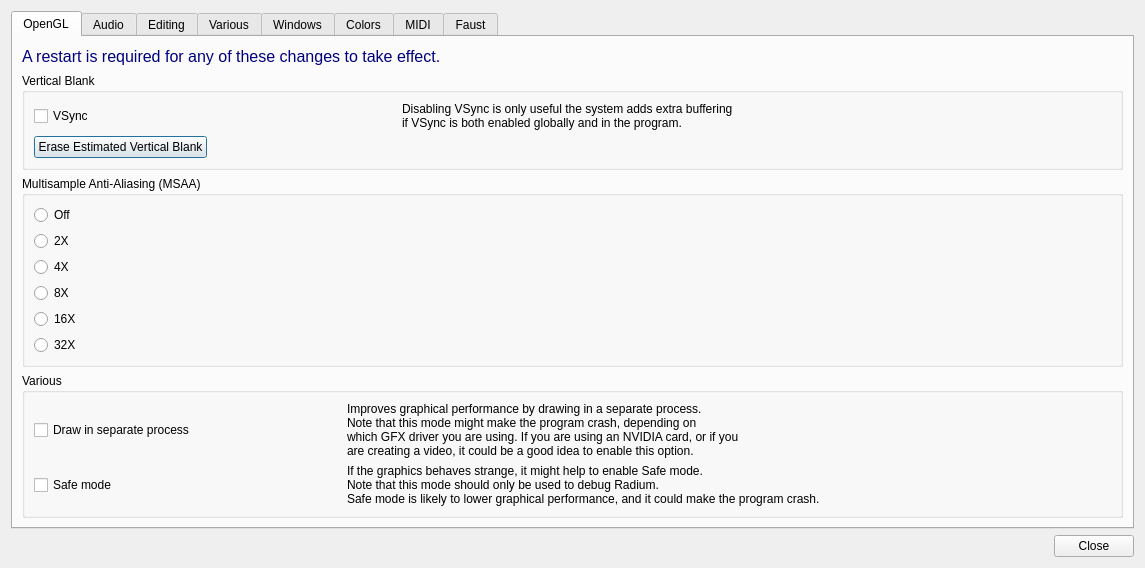
The window that Qt/qt4_preferences.ui (kmatheussen/radium) describes before a commit, drawn with Qt 5.
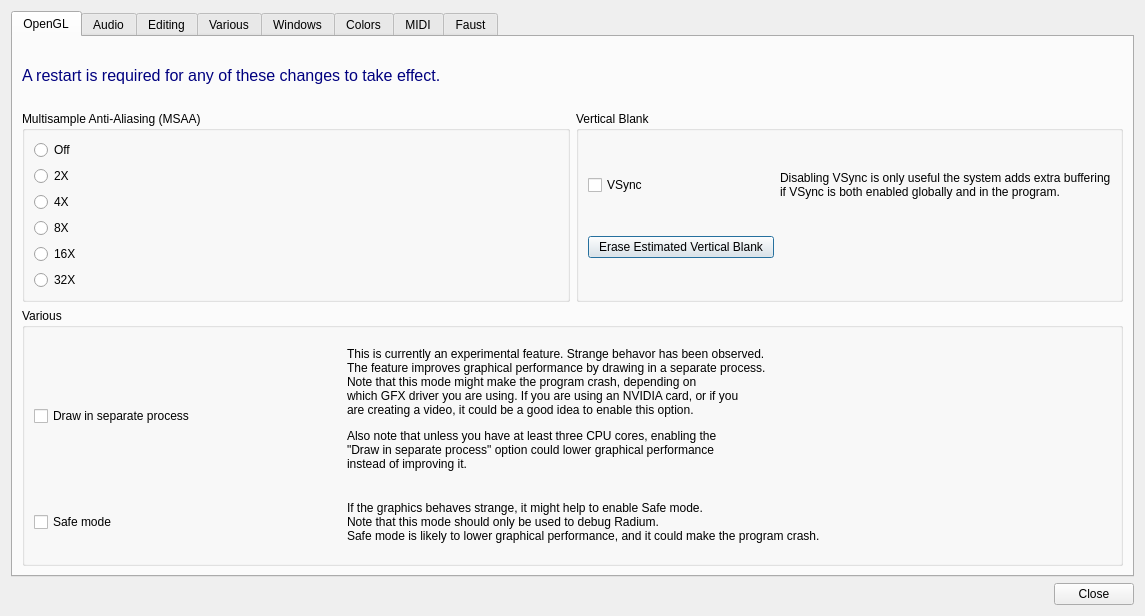
The same window after the commit.

Commit message: Turn off drawing in separate process by default also for NVIDIA card. Strange rendering and memory leak under intel/windows.

What changed in the file:
```diff
--- a/Qt/qt4_preferences.ui
+++ b/Qt/qt4_preferences.ui
@@ -7,7 +7,7 @@
     <x>0</x>
     <y>0</y>
     <width>1145</width>
-    <height>562</height>
+    <height>616</height>
    </rect>
   </property>
   <property name="windowTitle">
@@ -29,7 +29,7 @@
       <attribute name="title">
        <string>OpenGL</string>
       </attribute>
-      <layout class="QVBoxLayout" name="verticalLayout_2" stretch="0,0,0,1,1,1">
+      <layout class="QVBoxLayout" name="verticalLayout_2" stretch="0,0,0,0,1">
        <item>
         <spacer name="verticalSpacer">
          <property name="orientation">
@@ -67,86 +67,7 @@
         </spacer>
        </item>
        <item>
-        <widget class="QGroupBox" name="horizontalGroupBox">
-         <property name="title">
-          <string>Vertical Blank</string>
-         </property>
-         <layout class="QGridLayout" name="gridLayout_5">
-          <item row="0" column="3">
-           <spacer name="horizontalSpacer_11">
-            <property name="orientation">
-             <enum>Qt::Horizontal</enum>
-            </property>
-            <property name="sizeHint" stdset="0">
-             <size>
-              <width>40</width>
-              <height>20</height>
-             </size>
-            </property>
-           </spacer>
-          </item>
-          <item row="0" column="4">
-           <spacer name="horizontalSpacer_13">
-            <property name="orientation">
-             <enum>Qt::Horizontal</enum>
-            </property>
-            <property name="sizeHint" stdset="0">
-             <size>
-              <width>40</width>
-              <height>20</height>
-             </size>
-            </property>
-           </spacer>
-          </item>
-          <item row="1" column="0">
-           <widget class="QPushButton" name="eraseEstimatedVBlankInterval">
-            <property name="toolTip">
-             <string>&lt;html&gt;&lt;head/&gt;&lt;body&gt;&lt;p&gt;&lt;br/&gt;&lt;/p&gt;&lt;p&gt;If you change the refresh rate of your monitor (for instance from 60 hz from 120 hz), you need to erase the estimated value to avoid somewhat jumpy scrolling.&lt;br/&gt;&lt;/p&gt;&lt;p&gt;This value does not have to be 100% accurate. If your monitor has a refresh rate of 60 hz, and the estimated refresh rate is 59.9 hz, that's perfectly fine. The usage of the value is interpolated, so it's not possible to notice minor inaccuracies. In addition, the estimated value is timed using the audio clock and not the graphics clock, and therefore the estimated value could theoretically be 100% correct, even though it doesn't say 60 hz)&lt;/p&gt;&lt;p&gt;&lt;br/&gt;&lt;/p&gt;&lt;/body&gt;&lt;/html&gt;</string>
-            </property>
-            <property name="text">
-             <string>Erase Estimated Vertical Blank</string>
-            </property>
-           </widget>
-          </item>
-          <item row="0" column="0">
-           <widget class="QCheckBox" name="vsyncOnoff">
-            <property name="enabled">
-             <bool>true</bool>
-            </property>
-            <property name="toolTip">
-             <string>&lt;html&gt;&lt;head/&gt;&lt;body&gt;&lt;p&gt;&lt;span style=&quot; font-size:9pt;&quot;&gt;Whether to synchronize on Vertibal Blank&lt;/span&gt;&lt;/p&gt;&lt;p&gt;&lt;br/&gt;&lt;/p&gt;&lt;p&gt;&lt;span style=&quot; font-size:9pt;&quot;&gt;Normally, it doesn't make sense to turn off this option.&lt;/span&gt;&lt;/p&gt;&lt;p&gt;&lt;span style=&quot; font-size:9pt;&quot;&gt;However, if using Linux with an Intel or AMD GFX chip, the &lt;/span&gt;&lt;/p&gt;&lt;p&gt;&lt;span style=&quot; font-size:9pt;&quot;&gt;performance can be increased significantly by unchecking&lt;/span&gt;&lt;/p&gt;&lt;p&gt;&lt;span style=&quot; font-size:9pt;&quot;&gt;this option. If using an AMD Chip on Linux, it could also seem&lt;/span&gt;&lt;/p&gt;&lt;p&gt;&lt;span style=&quot; font-size:9pt;&quot;&gt;like the driver becomes more stable if vsync is turned OFF.&lt;/span&gt;&lt;/p&gt;&lt;/body&gt;&lt;/html&gt;</string>
-            </property>
-            <property name="statusTip">
-             <string/>
-            </property>
-            <property name="text">
-             <string>VSync</string>
-            </property>
-           </widget>
-          </item>
-          <item row="0" column="2">
-           <widget class="QLabel" name="label_11">
-            <property name="text">
-             <string>&lt;html&gt;&lt;head/&gt;&lt;body&gt;&lt;span style=&quot; color:#000000;&quot;&gt;Disabling VSync is only useful the system adds extra buffering&lt;br&gt; if VSync is both enabled globally and in the program.&lt;/span&gt;&lt;/body&gt;&lt;/html&gt;</string>
-            </property>
-           </widget>
-          </item>
-          <item row="0" column="1">
-           <spacer name="horizontalSpacer_12">
-            <property name="orientation">
-             <enum>Qt::Horizontal</enum>
-            </property>
-            <property name="sizeHint" stdset="0">
-             <size>
-              <width>40</width>
-              <height>20</height>
-             </size>
-            </property>
-           </spacer>
-          </item>
-         </layout>
-        </widget>
-       </item>
+        <layout class="QHBoxLayout" name="horizontalLayout_2">
        <item>
         <widget class="QGroupBox" name="mmagroup">
          <property name="toolTip">
@@ -202,6 +123,50 @@
         </widget>
        </item>
        <item>
+          <widget class="QGroupBox" name="horizontalGroupBox">
+           <property name="title">
+            <string>Vertical Blank</string>
+           </property>
+           <layout class="QGridLayout" name="gridLayout_5">
+            <item row="1" column="0">
+             <widget class="QPushButton" name="eraseEstimatedVBlankInterval">
+              <property name="toolTip">
+               <string>&lt;html&gt;&lt;head/&gt;&lt;body&gt;&lt;p&gt;&lt;br/&gt;&lt;/p&gt;&lt;p&gt;If you change the refresh rate of your monitor (for instance from 60 hz from 120 hz), you need to erase the estimated value to avoid somewhat jumpy scrolling.&lt;br/&gt;&lt;/p&gt;&lt;p&gt;This value does not have to be 100% accurate. If your monitor has a refresh rate of 60 hz, and the estimated refresh rate is 59.9 hz, that's perfectly fine. The usage of the value is interpolated, so it's not possible to notice minor inaccuracies. In addition, the estimated value is timed using the audio clock and not the graphics clock, and therefore the estimated value could theoretically be 100% correct, even though it doesn't say 60 hz)&lt;/p&gt;&lt;p&gt;&lt;br/&gt;&lt;/p&gt;&lt;/body&gt;&lt;/html&gt;</string>
+              </property>
+              <property name="text">
+               <string>Erase Estimated Vertical Blank</string>
+              </property>
+             </widget>
+            </item>
+            <item row="0" column="0">
+             <widget class="QCheckBox" name="vsyncOnoff">
+              <property name="enabled">
+               <bool>true</bool>
+              </property>
+              <property name="toolTip">
+               <string>&lt;html&gt;&lt;head/&gt;&lt;body&gt;&lt;p&gt;&lt;span style=&quot; font-size:9pt;&quot;&gt;Whether to synchronize on Vertibal Blank&lt;/span&gt;&lt;/p&gt;&lt;p&gt;&lt;br/&gt;&lt;/p&gt;&lt;p&gt;&lt;span style=&quot; font-size:9pt;&quot;&gt;Normally, it doesn't make sense to turn off this option.&lt;/span&gt;&lt;/p&gt;&lt;p&gt;&lt;span style=&quot; font-size:9pt;&quot;&gt;However, if using Linux with an Intel or AMD GFX chip, the &lt;/span&gt;&lt;/p&gt;&lt;p&gt;&lt;span style=&quot; font-size:9pt;&quot;&gt;performance can be increased significantly by unchecking&lt;/span&gt;&lt;/p&gt;&lt;p&gt;&lt;span style=&quot; font-size:9pt;&quot;&gt;this option. If using an AMD Chip on Linux, it could also seem&lt;/span&gt;&lt;/p&gt;&lt;p&gt;&lt;span style=&quot; font-size:9pt;&quot;&gt;like the driver becomes more stable if vsync is turned OFF.&lt;/span&gt;&lt;/p&gt;&lt;/body&gt;&lt;/html&gt;</string>
+              </property>
+              <property name="statusTip">
+               <string/>
+              </property>
+              <property name="text">
+               <string>VSync</string>
+              </property>
+             </widget>
+            </item>
+            <item row="0" column="1">
+             <widget class="QLabel" name="label_11">
+              <property name="text">
+               <string>&lt;html&gt;&lt;head/&gt;&lt;body&gt;&lt;span style=&quot; color:#000000;&quot;&gt;Disabling VSync is only useful the system adds extra buffering&lt;br&gt; if VSync is both enabled globally and in the program.&lt;/span&gt;&lt;/body&gt;&lt;/html&gt;</string>
+              </property>
+             </widget>
+            </item>
+           </layout>
+          </widget>
+         </item>
+        </layout>
+       </item>
+       <item>
         <widget class="QGroupBox" name="horizontalGroupBox_2">
          <property name="title">
           <string>Various</string>
@@ -304,7 +269,7 @@
           <item row="0" column="2">
            <widget class="QLabel" name="label_10">
             <property name="text">
-             <string>&lt;html&gt;&lt;head/&gt;&lt;body&gt;&lt;p&gt;&lt;span style=&quot; color:#000000;&quot;&gt;Improves graphical performance by drawing in a separate process.&lt;/span&gt;&lt;br/&gt;&lt;span style=&quot; color:#000000;&quot;&gt;Note that this mode might make the program crash, depending on&lt;br&gt; which GFX driver you are using. If you are using an NVIDIA card, or if you&lt;/span&gt;&lt;br/&gt;&lt;span style=&quot; color:#000000;&quot;&gt;are creating a video, it could be a good idea to enable this option.&lt;/span&gt;&lt;/p&gt;&lt;/body&gt;&lt;/html&gt;</string>
+             <string>&lt;html&gt;&lt;head/&gt;&lt;body&gt;&lt;p&gt;&lt;span style=&quot; color:#000000;&quot;&gt;This is currently an experimental feature. Strange behavor has been observed.&lt;br&gt; The feature improves graphical performance by drawing in a separate process.&lt;br&gt;Note that this mode might make the program crash, depending on&lt;br&gt; which GFX driver you are using. If you are using an NVIDIA card, or if you&lt;br&gt;are creating a video, it could be a good idea to enable this option.&lt;/p&gt;Also note that unless you have at least three CPU cores, enabling the&lt;br&gt;&quot;Draw in separate process&quot; option could lower graphical performance&lt;br&gt; instead of improving it.&lt;p&gt;&lt;/span&gt;&lt;/p&gt;&lt;/body&gt;&lt;/html&gt;</string>
             </property>
            </widget>
           </item>
```
Left out of the diff: 4 changed lines with no effect on the pictures. Lines whose indentation alone changed are shown as unchanged. The commit also changes 2 other files.
